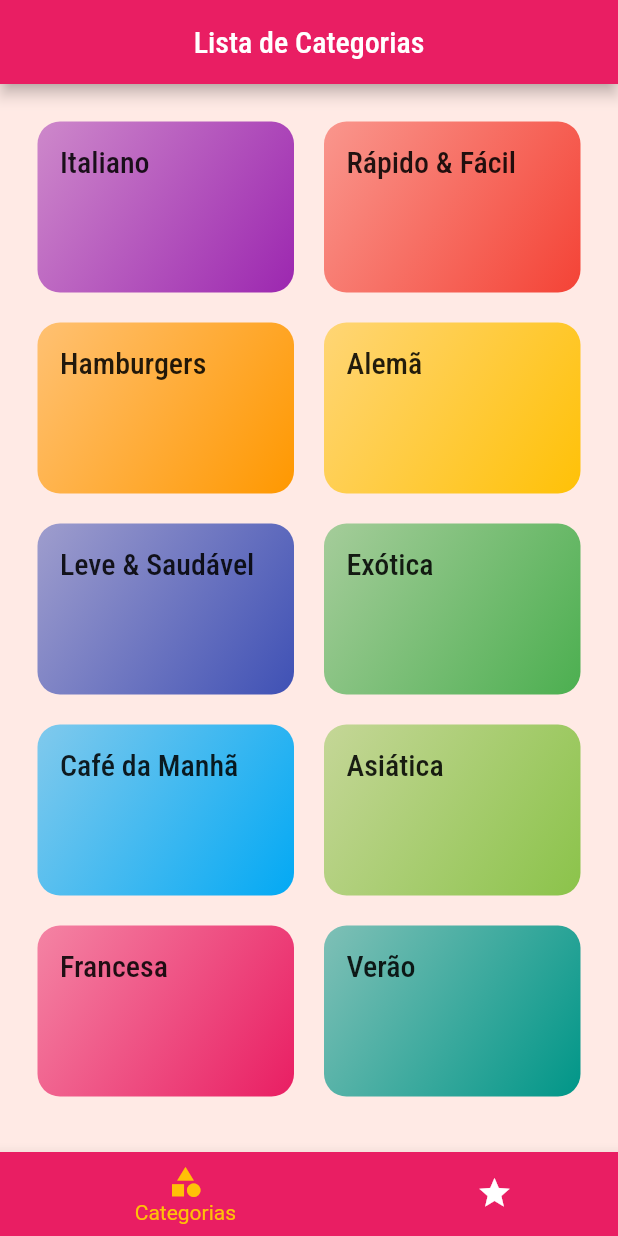
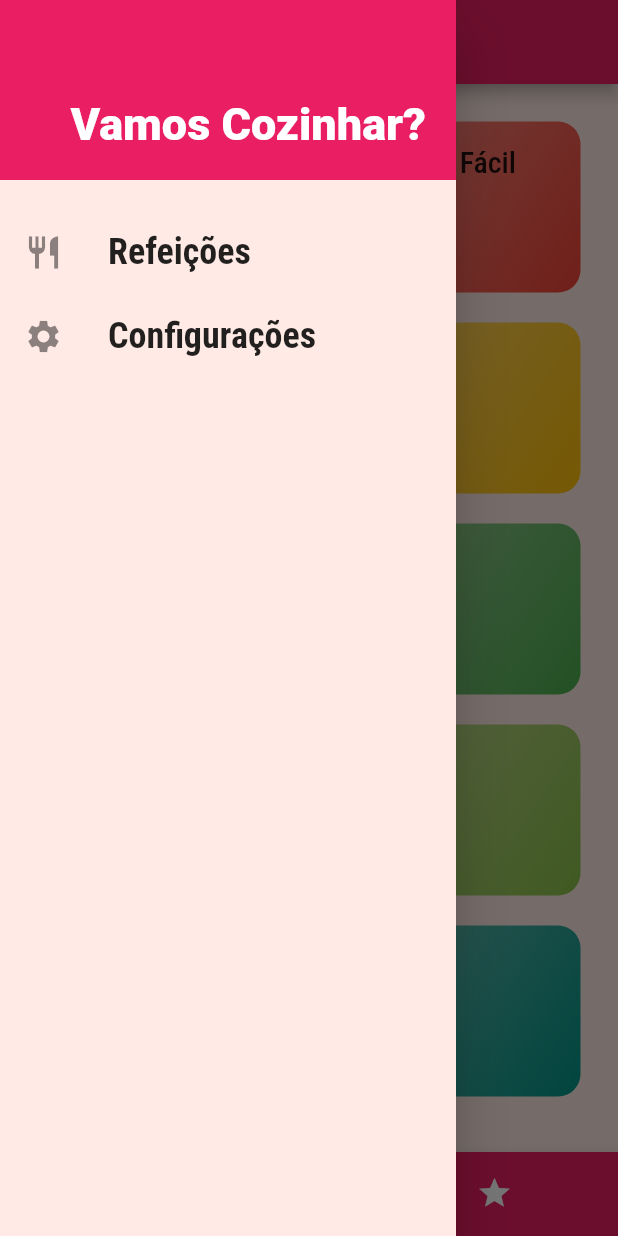
Before and after one commit to jfcbxp/flutter-meals-curso, a Flutter app: the screen it shows after launch, with the side drawer open (before the commit the screen has no drawer), on a phone screen of 412 x 824 dp. Run offline on Flutter 3.47's test engine with Material 2 defaults, Android fonts, the phone set to English and light mode, and no system bars.

Commit message:
adicionado drawer

```diff
--- /dev/null
+++ b/lib/components/main_drawer.dart
@@ -0,0 +1,50 @@
+import 'package:flutter/material.dart';
+import 'package:receitas/utils/app_routes.dart';
+
+class MainDrawer extends StatelessWidget {
+  const MainDrawer({super.key});
+
+  Widget _createItem(IconData icon, String label, Function() onTap) {
+    return ListTile(
+      leading: Icon(
+        icon,
+        size: 26,
+      ),
+      title: Text(
+        label,
+        style: TextStyle(
+            fontFamily: 'RobotoCondensed',
+            fontSize: 24,
+            fontWeight: FontWeight.bold),
+      ),
+      onTap: onTap,
+    );
+  }
+
+  @override
+  Widget build(BuildContext context) {
+    return Drawer(
+      child: Column(children: [
+        Container(
+          height: 120,
+          width: double.infinity,
+          padding: EdgeInsets.all(20),
+          color: Theme.of(context).colorScheme.primary,
+          alignment: Alignment.bottomRight,
+          child: Text(
+            'Vamos Cozinhar?',
+            style: TextStyle(
+                fontWeight: FontWeight.w900, fontSize: 30, color: Colors.white),
+          ),
+        ),
+        SizedBox(
+          height: 20,
+        ),
+        _createItem(Icons.restaurant, 'Refeições',
+            () => Navigator.of(context).pushNamed(AppRoutes.HOME)),
+        _createItem(Icons.settings, 'Configurações',
+            () => Navigator.of(context).pushNamed(AppRoutes.SETTINGS))
+      ]),
+    );
+  }
+}
--- a/lib/main.dart
+++ b/lib/main.dart
@@ -1,5 +1,6 @@
 import 'package:flutter/material.dart';
 import 'package:receitas/screens/meal_detail_screen.dart';
+import 'package:receitas/screens/settings_screen.dart';
 import 'screens/categories_screen.dart';
 import 'screens/categories_meals_screen.dart';
 import 'utils/app_routes.dart';
@@ -26,6 +27,7 @@ class MyApp extends StatelessWidget {
         AppRoutes.HOME: (ctx) => TabsScreen(),
         AppRoutes.CATEGORIES_MEALS: (ctx) => CategoriesMealsScreen(),
         AppRoutes.MEAL_DETAIL: (ctx) => MealDetailScreen(),
+        AppRoutes.SETTINGS: (ctx) => SettingsScreen(),
       },
       onUnknownRoute: ((settings) {
         return MaterialPageRoute(builder: (_) {
--- /dev/null
+++ b/lib/screens/settings_screen.dart
@@ -0,0 +1,13 @@
+import 'package:flutter/material.dart';
+
+class SettingsScreen extends StatelessWidget {
+  const SettingsScreen({super.key});
+
+  @override
+  Widget build(BuildContext context) {
+    return Scaffold(
+      appBar: AppBar(title: Text('Configurações')),
+      body: Center(child: Text('Configurações')),
+    );
+  }
+}
--- a/lib/screens/tabs_screen.dart
+++ b/lib/screens/tabs_screen.dart
@@ -1,6 +1,7 @@
 import 'package:flutter/material.dart';
 import 'categories_screen.dart';
 import 'favorite_screen.dart';
+import '../components/main_drawer.dart';
 
 class TabsScreen extends StatefulWidget {
   const TabsScreen({super.key});
@@ -29,6 +30,7 @@ class _TabsScreenState extends State<TabsScreen> {
         title: Text(_screens[_selectedScreenIndex]['title'] as String),
         centerTitle: true,
       ),
+      drawer: MainDrawer(),
       body: _screens[_selectedScreenIndex]['screen'] as Widget,
       bottomNavigationBar: BottomNavigationBar(
           onTap: _selectScreen,
--- a/lib/utils/app_routes.dart
+++ b/lib/utils/app_routes.dart
@@ -2,4 +2,5 @@ class AppRoutes {
   static const HOME = '/';
   static const CATEGORIES_MEALS = '/categories-meals';
   static const MEAL_DETAIL = '/meal-detail';
+  static const SETTINGS = '/settings';
 }
```
